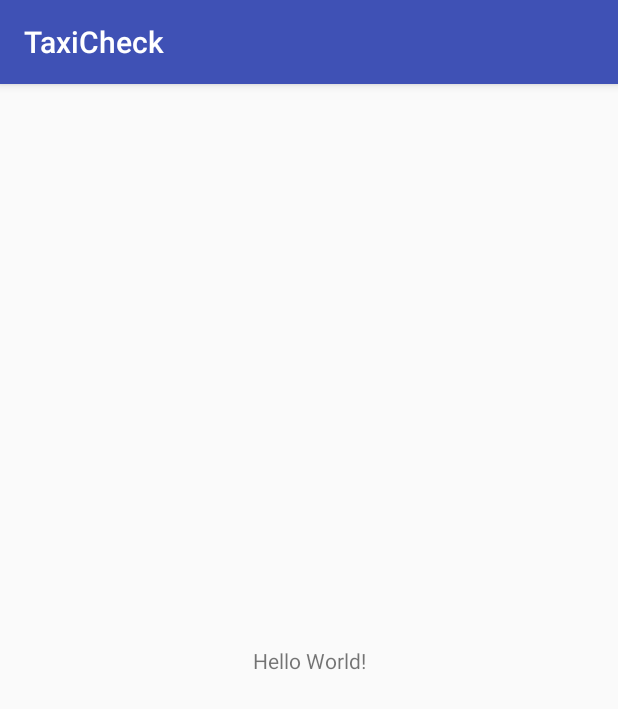
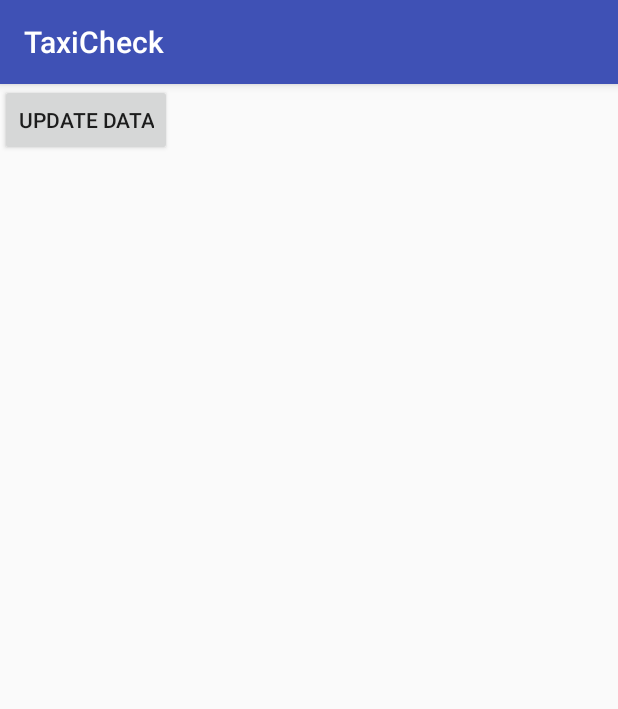
Before and after one commit to ioan-chera/TaxiCheck, an Android app: the screen it shows after launch (MainActivity), on a phone screen of 412 x 824 dp. Shown: the top 709 px of the screen. Run offline under Robolectric (Android 15) with nearby library versions, the phone set to English and light mode, and no system bars; our stand-ins replace Volley.

```diff
--- a/app/build.gradle
+++ b/app/build.gradle
@@ -25,4 +25,6 @@ dependencies {
     testImplementation 'junit:junit:4.12'
     androidTestImplementation 'com.android.support.test:runner:1.0.1'
     androidTestImplementation 'com.android.support.test.espresso:espresso-core:3.0.1'
+    compile 'com.android.volley:volley:1.1.0'
+    compile 'org.jsoup:jsoup:1.11.2'
 }
--- a/app/src/main/AndroidManifest.xml
+++ b/app/src/main/AndroidManifest.xml
@@ -1,7 +1,7 @@
 <?xml version="1.0" encoding="utf-8"?>
 <manifest package="org.i_chera.taxicheck"
           xmlns:android="http://schemas.android.com/apk/res/android">
-
+    <uses-permission android:name="android.permission.INTERNET"/>
     <application
         android:allowBackup="true"
         android:icon="@mipmap/ic_launcher"
--- a/app/src/main/res/layout/activity_main.xml
+++ b/app/src/main/res/layout/activity_main.xml
@@ -7,13 +7,10 @@
     android:layout_height="match_parent"
     tools:context="org.i_chera.taxicheck.MainActivity">
 
-    <TextView
+    <Button
+        android:id="@+id/button_update_data"
         android:layout_width="wrap_content"
         android:layout_height="wrap_content"
-        android:text="Hello World!"
-        app:layout_constraintBottom_toBottomOf="parent"
-        app:layout_constraintLeft_toLeftOf="parent"
-        app:layout_constraintRight_toRightOf="parent"
-        app:layout_constraintTop_toTopOf="parent"/>
+        android:text="@string/update_data"/>
 
 </android.support.constraint.ConstraintLayout>
--- a/app/src/main/res/values/strings.xml
+++ b/app/src/main/res/values/strings.xml
@@ -1,3 +1,8 @@
 <resources>
     <string name="app_name">TaxiCheck</string>
+    <string name="update_data">Update Data</string>
+
+    <string name="could_not_find_links">Could not find links.</string>
+    <string name="error_getting_taxi_data">Error getting taxi data.</string>
+
 </resources>
```
Also changed, not shown: app/src/main/java/org/i_chera/taxicheck/MainActivity.java (+128 -1 lines).
